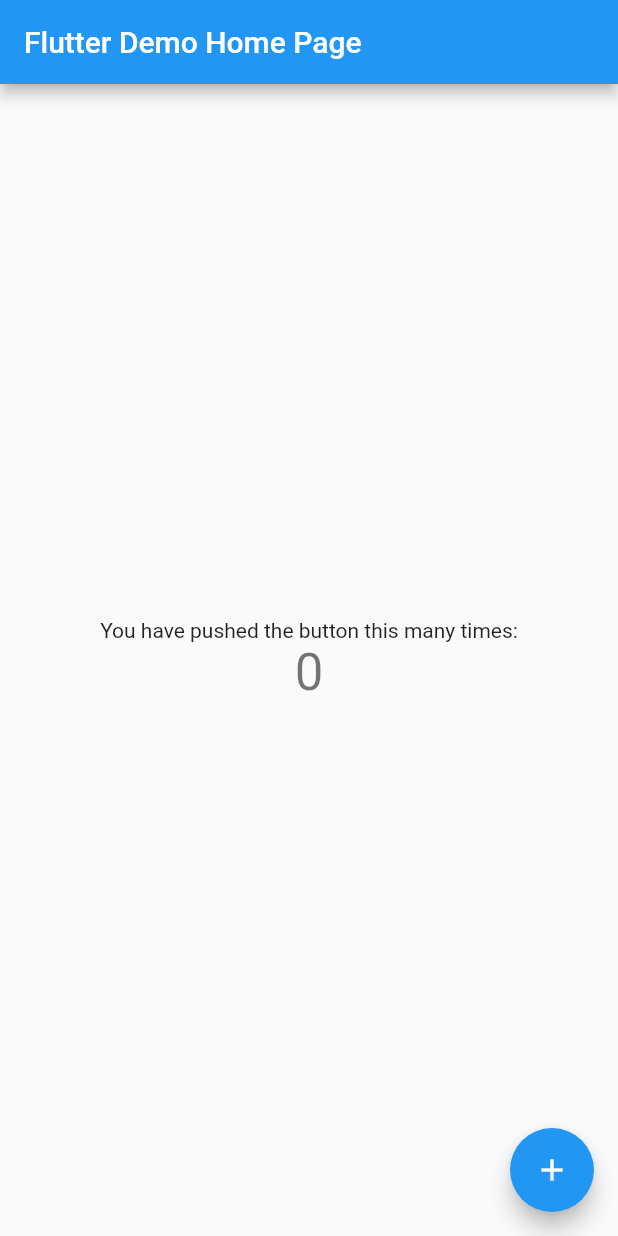
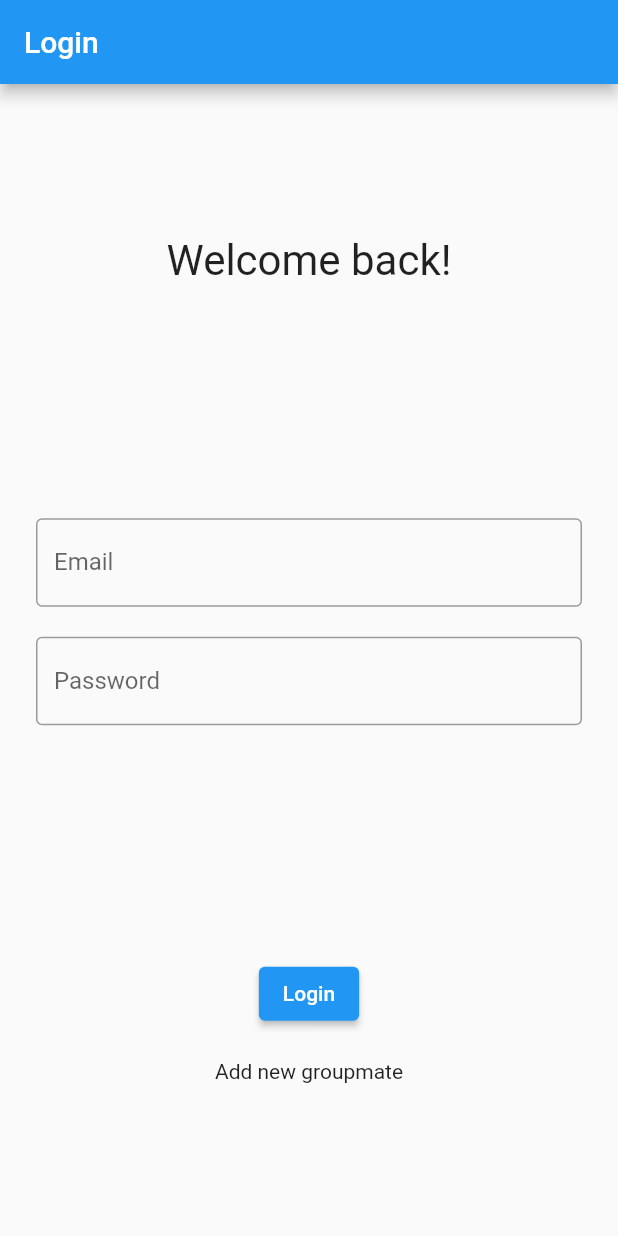
Before and after one commit to Ajololr/Flutter-Journal, a Flutter app: the screen it shows after launch, on a phone screen of 412 x 824 dp. Run offline on Flutter 3.47's test engine with Material 2 defaults, Android fonts, the phone set to English and light mode, and no system bars.

Commit message:
add login screen

```diff
--- a/lib/main.dart
+++ b/lib/main.dart
@@ -1,9 +1,9 @@
 import 'package:flutter/material.dart';
+import 'package:flutter_group_journal/widgets/loginSreen.dart';
 
-void main() => runApp(MyApp());
+void main() => runApp(App());
 
-class MyApp extends StatelessWidget {
-
+class App extends StatelessWidget {
   @override
   Widget build(BuildContext context) {
     return MaterialApp(
@@ -11,54 +11,7 @@
       theme: ThemeData(
         primarySwatch: Colors.blue,
       ),
-      home: MyHomePage(title: 'Flutter Demo Home Page'),
+      home: LoginsScreen(),
     );
   }
 }
-
-class MyHomePage extends StatefulWidget {
-  MyHomePage({Key key, this.title}) : super(key: key);
-
-  final String title;
-
-  @override
-  _MyHomePageState createState() => _MyHomePageState();
-}
-
-class _MyHomePageState extends State<MyHomePage> {
-  int _counter = 0;
-
-  void _incrementCounter() {
-    setState(() {
-      _counter++;
-    });
-  }
-
-  @override
-  Widget build(BuildContext context) {
-    return Scaffold(
-      appBar: AppBar(
-        title: Text(widget.title),
-      ),
-      body: Center(
-        child: Column(
-          mainAxisAlignment: MainAxisAlignment.center,
-          children: <Widget>[
-            Text(
-              'You have pushed the button this many times:',
-            ),
-            Text(
-              '$_counter',
-              style: Theme.of(context).textTheme.headline4,
-            ),
-          ],
-        ),
-      ),
-      floatingActionButton: FloatingActionButton(
-        onPressed: _incrementCounter,
-        tooltip: 'Increment',
-        child: Icon(Icons.add),
-      ),
-    );
-  }
-}
--- /dev/null
+++ b/lib/widgets/LoginSreen.dart
@@ -0,0 +1,83 @@
+import 'package:flutter/material.dart';
+
+class LoginsScreen extends StatefulWidget {
+  LoginsScreen({Key key}) : super(key: key);
+
+  @override
+  _LoginsScreenState createState() => _LoginsScreenState();
+}
+
+class _LoginsScreenState extends State<LoginsScreen> {
+  TextEditingController _passwordController;
+  TextEditingController _emailController;
+
+  @override
+  void initState() {
+    super.initState();
+    _passwordController = TextEditingController();
+    _emailController = TextEditingController();
+  }
+
+  @override
+  void dispose() {
+    _passwordController.dispose();
+    _emailController.dispose();
+    super.dispose();
+  }
+
+  void _onSubmit() {
+    print(_emailController.text + " " + _passwordController.text);
+  }
+
+  @override
+  Widget build(BuildContext context) {
+    return Scaffold(
+        appBar: AppBar(
+          title: Text("Login"),
+        ),
+        body: Padding(
+          padding: EdgeInsets.all(24),
+          child: Column(
+            mainAxisAlignment: MainAxisAlignment.spaceAround,
+            children: [
+              Text(
+                'Welcome back!',
+                style: TextStyle(fontSize: 28),
+              ),
+              Column(
+                children: [
+                  TextField(
+                    controller: _emailController,
+                    decoration: InputDecoration(
+                      border: OutlineInputBorder(),
+                      labelText: 'Email',
+                    ),
+                  ),
+                  SizedBox(height: 20),
+                  TextField(
+                    controller: _passwordController,
+                    obscureText: true,
+                    decoration: InputDecoration(
+                      border: OutlineInputBorder(),
+                      labelText: 'Password',
+                    ),
+                  ),
+                ],
+              ),
+              Column(
+                children: [
+                  ElevatedButton(onPressed: _onSubmit, child: Text("Login")),
+                  SizedBox(height: 20),
+                  InkWell(
+                    child: Text("Add new groupmate"),
+                    onTap: () {
+                      print("Add new groupmate");
+                    },
+                  )
+                ],
+              )
+            ],
+          ),
+        ));
+  }
+}
```
Also changed, not shown: 1 other file.
